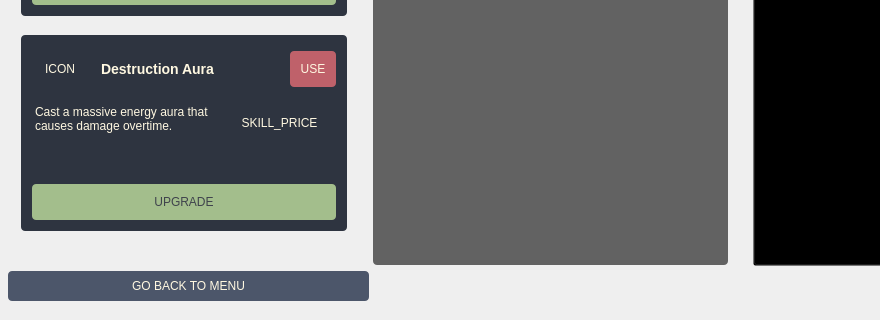
Before: the Qt Designer form ui/widget.ui in natan-dot-com/TalesOfLiesel, drawn with Qt 5; both pictures show x 0 to 880 and y 402 to 722 of the 1282 by 722 pixel window.
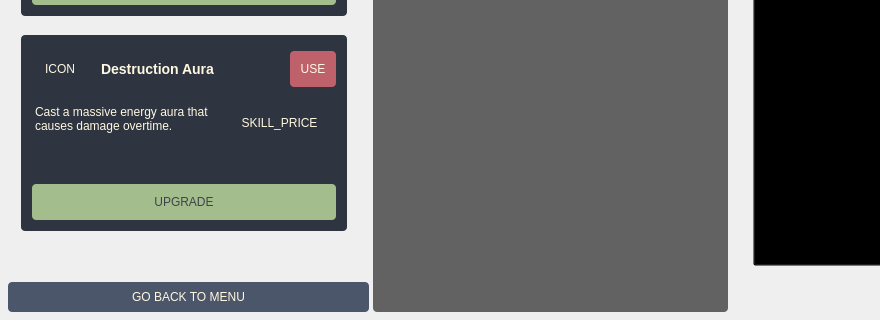
After: the same form once the commit is applied. The open tabs and pages were chosen to show the change. Icons and pictures are not drawn.

Patch:
```diff
--- a/ui/widget.ui
+++ b/ui/widget.ui
@@ -25,6 +25,11 @@
   <property name="windowTitle">
    <string>Fade in/out demo</string>
   </property>
+  <property name="styleSheet">
+   <string notr="true">* {
+	color: #fff8e1;
+}</string>
+  </property>
   <layout class="QGridLayout" name="gridLayout">
    <property name="leftMargin">
     <number>0</number>
@@ -203,11 +208,7 @@
             </size>
            </property>
            <property name="styleSheet">
-            <string notr="true">* {
-	color: #fff8e1;
-}
-
-#centralwidget {
+            <string notr="true">#centralwidget {
     background-image: url(:/imgs/src/assets/background.png);
 	background-position: bottom left;
 	background-attachment: fixed;
@@ -830,6 +831,19 @@
                 </layout>
                </widget>
               </item>
+              <item>
+               <spacer name="verticalSpacer_2">
+                <property name="orientation">
+                 <enum>Qt::Vertical</enum>
+                </property>
+                <property name="sizeHint" stdset="0">
+                 <size>
+                  <width>20</width>
+                  <height>40</height>
+                 </size>
+                </property>
+               </spacer>
+              </item>
               <item>
                <widget class="QPushButton" name="saveGoMenuButton">
                 <property name="minimumSize">
@@ -862,19 +876,6 @@
                 </property>
                </widget>
               </item>
-              <item>
-               <spacer name="spacerOutsideGridSkills">
-                <property name="orientation">
-                 <enum>Qt::Vertical</enum>
-                </property>
-                <property name="sizeHint" stdset="0">
-                 <size>
-                  <width>20</width>
-                  <height>50</height>
-                 </size>
-                </property>
-               </spacer>
-              </item>
              </layout>
             </item>
             <item>
@@ -888,6 +889,9 @@
               <property name="rightMargin">
                <number>9</number>
               </property>
+              <property name="bottomMargin">
+               <number>0</number>
+              </property>
               <item>
                <widget class="QWidget" name="floorManage" native="true">
                 <property name="minimumSize">
@@ -1027,17 +1031,28 @@
                      <height>500</height>
                     </size>
                    </property>
-                   <property name="maximumSize">
-                    <size>
-                     <width>16777215</width>
-                     <height>500</height>
-                    </size>
-                   </property>
                    <property name="styleSheet">
-                    <string notr="true">color: white;
-background-color: rgba(0, 0, 0, 150);
-border: 0;
-border-radius: 4px;</string>
+                    <string notr="true">* {
+	background-color: rgba(0, 0, 0, 150);
+}
+
+QListWidget {
+	color: white;
+	background-color: rgba(0, 0, 0, 150);
+	border: 0;
+	border-radius: 4px;
+}
+
+QListWidget::item::hover{
+	color: yellow;
+}
+
+QScrollBarl { 
+	border: 2px solid grey; 
+	background: #32CC99; 
+	height: 15px; 
+	margin: 0px 20px 0 20px; 
+}</string>
                    </property>
                    <property name="spacing">
                     <number>0</number>
@@ -1047,22 +1062,6 @@
                    </property>
                   </widget>
                  </item>
-                 <item row="2" column="0">
-                  <spacer name="skillsInfoSpacer">
-                   <property name="orientation">
-                    <enum>Qt::Vertical</enum>
-                   </property>
-                   <property name="sizeType">
-                    <enum>QSizePolicy::Expanding</enum>
-                   </property>
-                   <property name="sizeHint" stdset="0">
-                    <size>
-                     <width>20</width>
-                     <height>50</height>
-                    </size>
-                   </property>
-                  </spacer>
-                 </item>
                 </layout>
                </widget>
               </item>
```
Left out of the diff: 27 changed lines with no effect on the pictures.
